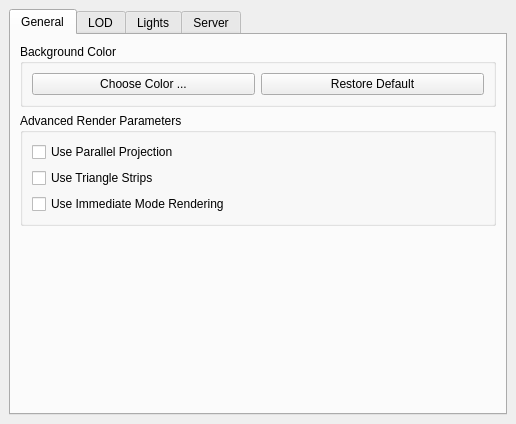
Before: the Qt Designer form Qt/Components/Resources/UI/pq3DViewPropertiesWidget.ui in wildmichael/ParaView3-enhancements-old, drawn with Qt 5.
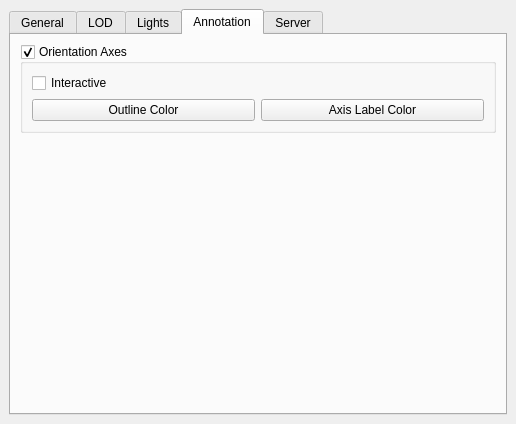
After: the same form once the commit is applied. The open tabs and pages were chosen to show the change. Custom widgets are drawn as their Qt base class.

Commit message: BUG: Fixes Bug #4092. Added visibility/interactivity/label color/outline color GUI for orientation axes.

Diff of the .ui file:
```diff
--- a/Qt/Components/Resources/UI/pq3DViewPropertiesWidget.ui
+++ b/Qt/Components/Resources/UI/pq3DViewPropertiesWidget.ui
@@ -1188,6 +1188,99 @@
        </item>
       </layout>
      </widget>
+     <widget class="QWidget" name="tab_5" >
+      <attribute name="title" >
+       <string>Annotation</string>
+      </attribute>
+      <layout class="QVBoxLayout" >
+       <property name="margin" >
+        <number>9</number>
+       </property>
+       <property name="spacing" >
+        <number>6</number>
+       </property>
+       <item>
+        <widget class="QGroupBox" name="OrientationAxes" >
+         <property name="title" >
+          <string>Orientation Axes</string>
+         </property>
+         <property name="checkable" >
+          <bool>true</bool>
+         </property>
+         <layout class="QVBoxLayout" >
+          <property name="margin" >
+           <number>9</number>
+          </property>
+          <property name="spacing" >
+           <number>6</number>
+          </property>
+          <item>
+           <widget class="QCheckBox" name="OrientationAxesInteraction" >
+            <property name="toolTip" >
+             <string>&lt;html>&lt;head>&lt;meta name="qrichtext" content="1" />&lt;/head>&lt;body style=" white-space: pre-wrap; font-family:Sans Serif; font-size:9pt; font-weight:400; font-style:normal; text-decoration:none;">&lt;p style=" margin-top:0px; margin-bottom:0px; margin-left:0px; margin-right:0px; -qt-block-indent:0; text-indent:0px;">Toggle whether the position and size of the orientation axes can be controlled using mouse interaction in the 3D View window.&lt;/p>&lt;/body>&lt;/html></string>
+            </property>
+            <property name="whatsThis" >
+             <string>&lt;html>&lt;head>&lt;meta name="qrichtext" content="1" />&lt;/head>&lt;body style=" white-space: pre-wrap; font-family:Sans Serif; font-size:9pt; font-weight:400; font-style:normal; text-decoration:none;">&lt;p style=" margin-top:0px; margin-bottom:0px; margin-left:0px; margin-right:0px; -qt-block-indent:0; text-indent:0px;">Toggle whether the position and size of the orientation axes can be controlled using mouse interaction in the 3D View window.&lt;/p>&lt;/body>&lt;/html></string>
+            </property>
+            <property name="text" >
+             <string>Interactive</string>
+            </property>
+           </widget>
+          </item>
+          <item>
+           <layout class="QHBoxLayout" >
+            <property name="margin" >
+             <number>0</number>
+            </property>
+            <property name="spacing" >
+             <number>6</number>
+            </property>
+            <item>
+             <widget class="pqColorChooserButton" name="OrientationAxesOutlineColor" >
+              <property name="toolTip" >
+               <string>Change the color of the outline for resizing the orientation axes.</string>
+              </property>
+              <property name="whatsThis" >
+               <string>Change the color of the outline for resizing the orientation axes.</string>
+              </property>
+              <property name="text" >
+               <string>Outline Color</string>
+              </property>
+             </widget>
+            </item>
+            <item>
+             <widget class="pqColorChooserButton" name="OrientationAxesLabelColor" >
+              <property name="toolTip" >
+               <string>Change the color of the labels of the orientation axes.</string>
+              </property>
+              <property name="whatsThis" >
+               <string>Change the color of the labels of the orientation axes.</string>
+              </property>
+              <property name="text" >
+               <string>Axis Label Color</string>
+              </property>
+             </widget>
+            </item>
+           </layout>
+          </item>
+         </layout>
+        </widget>
+       </item>
+       <item>
+        <spacer>
+         <property name="orientation" >
+          <enum>Qt::Vertical</enum>
+         </property>
+         <property name="sizeHint" >
+          <size>
+           <width>20</width>
+           <height>40</height>
+          </size>
+         </property>
+        </spacer>
+       </item>
+      </layout>
+     </widget>
      <widget class="QWidget" name="tab_4" >
       <attribute name="title" >
        <string>Server</string>
```
Left out of the diff: 74 changed lines with no effect on the pictures. The commit also changes 3 other files.
